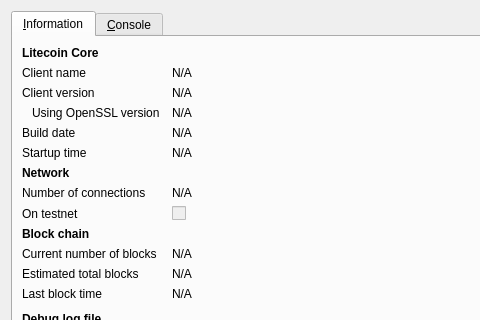
First picture: the form in src/qt/forms/rpcconsole.ui, repository blastcoin/blastcoin, before the edit; both pictures show x 0 to 480 and y 0 to 320 of the 740 by 450 pixel window.
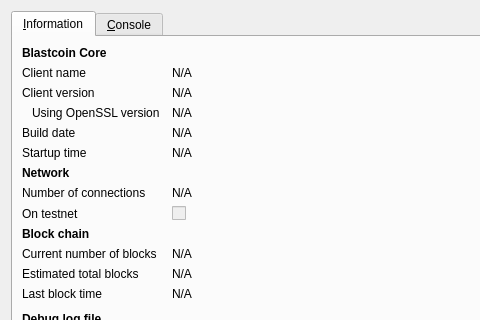
Second picture: the form after the edit. Icons and pictures are not drawn.

Commit message: making the blastcoin

```diff
--- a/src/qt/forms/rpcconsole.ui
+++ b/src/qt/forms/rpcconsole.ui
@@ -36,7 +36,7 @@
           </font>
          </property>
          <property name="text">
-          <string>Litecoin Core</string>
+          <string>Blastcoin Core</string>
          </property>
         </widget>
        </item>
```
Left out of the diff: 6 changed lines with no effect on the pictures. The commit also changes 96 other files.
